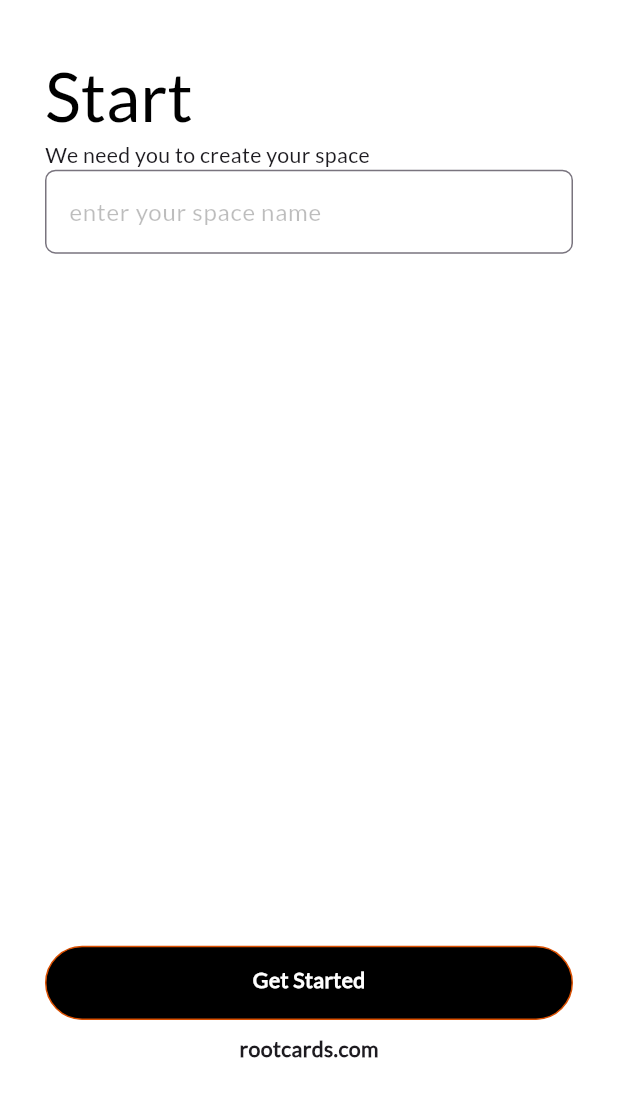
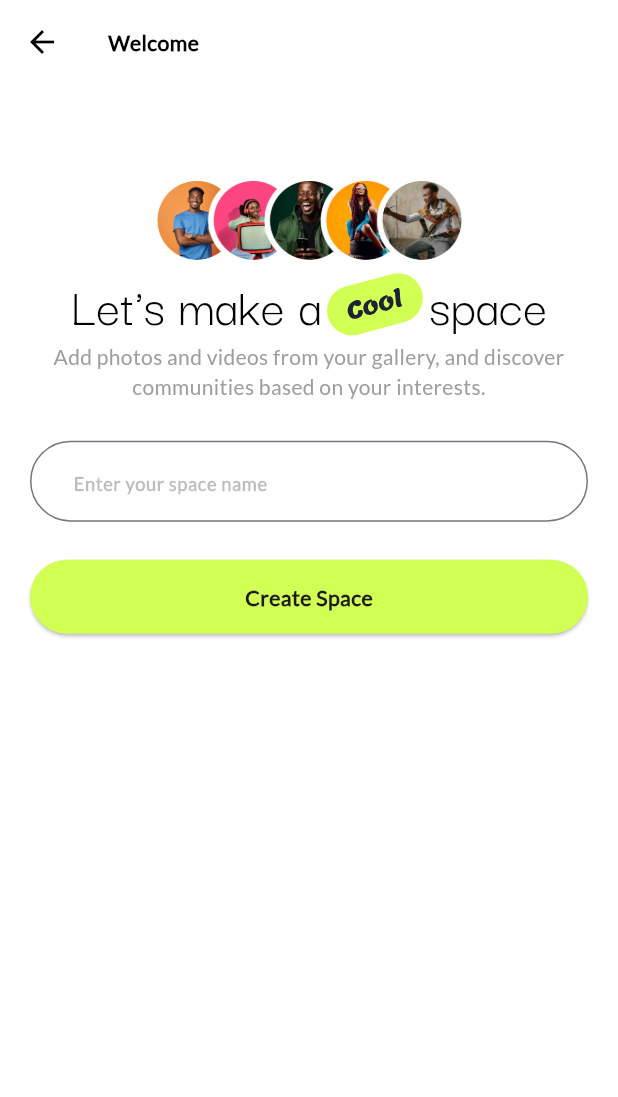
Before and after one commit to Olamidotune/Rootscards, a Flutter app: the SpaceScreen screen opened by its route, on a phone screen of 412 x 824 dp. Shown: the top 1097 px of the screen. Run offline on Flutter 3.47's test engine with Material 3 defaults, Android fonts, the phone set to English and light mode, and no system bars; our stand-ins replace bloc, carousel_slider, device_info_plus, email_validator, equatable, flutter_bloc and 6 more; accounts and stored records are empty.

Commit message:
refactor: update interest screenn to use CreativeCategoriesWidget, refactor Space scree

```diff
--- a/lib/src/presentation/screens/interests/interest.dart
+++ b/lib/src/presentation/screens/interests/interest.dart
@@ -4,6 +4,7 @@ import 'package:flutter/material.dart';
 import 'package:flutter_screenutil/flutter_screenutil.dart';
 import 'package:rootscards/config/colors.dart';
 import 'package:rootscards/config/dimensions.dart';
+import 'package:rootscards/src/presentation/screens/interests/models/creative_categories.dart';
 import 'package:rootscards/src/presentation/screens/interests/models/interest_list.dart';
 import 'package:rootscards/src/presentation/screens/space/space_screen.dart';
 import 'package:rootscards/src/shared/widgets/button.dart';
@@ -104,42 +105,39 @@ class _InterestScreenState extends State<InterestScreen> {
                       ? 0.01.sh
                       : 0.02.sh,
                 ),
-                // Align(
-                //   alignment: Alignment.centerLeft,
-                //   child: Text(
-                //     'Pick your Creative category (Optional)',
-                //     style: Theme.of(context).textTheme.bodyMedium?.copyWith(
-                //           color: BLACK,
-                //           fontWeight: FontWeight.w100,
-                //           fontSize: 14.sp,
-                //         ),
-                //     textAlign: TextAlign.justify,
-                //   ),
-                // ),
-                // AppSpacing.verticalSpaceMedium,
-                // SizedBox(
-                //   height: .3.sh,
-                //   child: GridView.builder(
-                //     controller: _scrollController,
-                //     shrinkWrap: true,
-                //     itemCount: creativeCategories.length,
-                //     itemBuilder: (context, index) {
-                //       final creativeCategory = creativeCategories[index];
-                //       return CreativeCategoriesWidget(
-                //         onTap: () => _toggleCreativeCat(creativeCategory),
-                //         text: creativeCategory,
-                //         isSelected: selectedCreativeCategories
-                //             .contains(creativeCategory),
-                //       );
-                //     },
-                //     gridDelegate: SliverGridDelegateWithFixedCrossAxisCount(
-                //       crossAxisCount: 3,
-                //       childAspectRatio: 2,
-                //       mainAxisSpacing: 7.h,
-                //       crossAxisSpacing: 7.w,
-                //     ),
-                //   ),
-                // ),
+                Align(
+                  alignment: Alignment.centerLeft,
+                  child: Text(
+                    'Pick your Creative category (Optional)',
+                    style: Theme.of(context).textTheme.bodyMedium?.copyWith(
+                          color: BLACK,
+                          fontWeight: FontWeight.w100,
+                          fontSize: 16.sp,
+                        ),
+                    textAlign: TextAlign.justify,
+                  ),
+                ),
+                AppSpacing.verticalSpaceMedium,
+                GridView.builder(
+                  controller: _scrollController,
+                  shrinkWrap: true,
+                  itemCount: creativeCategories.length,
+                  itemBuilder: (context, index) {
+                    final creativeCategory = creativeCategories[index];
+                    return CreativeCategoriesWidget(
+                      onTap: () => _toggleCreativeCat(creativeCategory),
+                      text: creativeCategory,
+                      isSelected:
+                          selectedCreativeCategories.contains(creativeCategory),
+                    );
+                  },
+                  gridDelegate: SliverGridDelegateWithFixedCrossAxisCount(
+                    crossAxisCount: 3,
+                    childAspectRatio: 2,
+                    mainAxisSpacing: 7.h,
+                    crossAxisSpacing: 7.w,
+                  ),
+                ),
                 AppSpacing.verticalSpaceMedium,
                 Button(
                   'Continue',
@@ -170,13 +168,14 @@ class _InterestScreenState extends State<InterestScreen> {
                     });
                   },
                 ),
-
                 AppSpacing.verticalSpaceSmall,
                 GreyButton(
                   'Skip',
                   pill: true,
                   color: GREY,
-                  onPressed: () {},
+                  onPressed: () {
+                    Navigator.of(context).pushNamed(SpaceScreen.routeName);
+                  },
                 ),
               ],
             ),
--- a/lib/src/presentation/screens/space/space_screen.dart
+++ b/lib/src/presentation/screens/space/space_screen.dart
@@ -4,11 +4,13 @@ import 'dart:convert';
 import 'dart:io';
 
 import 'package:flutter/material.dart';
+import 'package:flutter_svg/flutter_svg.dart';
 import 'package:http/http.dart' as http;
 import 'package:rootscards/config/colors.dart';
 import 'package:rootscards/config/dimensions.dart';
 import 'package:rootscards/extensions/build_context.dart';
-import 'package:rootscards/src/shared/widgets/get_started_button.dart';
+import 'package:rootscards/src/shared/widgets/button.dart';
+import 'package:rootscards/src/shared/widgets/custom_text_form_field.dart';
 import 'package:shared_preferences/shared_preferences.dart';
 import 'package:flutter_screenutil/flutter_screenutil.dart';
 
@@ -29,100 +31,104 @@ class _SpaceScreenState extends State<SpaceScreen> {
   @override
   Widget build(BuildContext context) {
     return Scaffold(
+      appBar: AppBar(
+        backgroundColor: Colors.white,
+        elevation: 0,
+        leading: IconButton(
+          onPressed: () => Navigator.pop(context),
+          icon: Icon(
+            Icons.arrow_back,
+            color: Colors.black,
+          ),
+        ),
+        title: Text(
+          'Welcome',
+          style: Theme.of(context).textTheme.bodyMedium?.copyWith(
+                color: Colors.black,
+                fontWeight: FontWeight.bold,
+              ),
+        ),
+      ),
       body: SafeArea(
         child: SingleChildScrollView(
           physics: const BouncingScrollPhysics(),
           child: Padding(
-            padding: const EdgeInsets.all(30.0),
+            padding: const EdgeInsets.symmetric(
+              horizontal: 20,
+            ),
             child: Column(
-              mainAxisAlignment: MainAxisAlignment.start,
-              crossAxisAlignment: CrossAxisAlignment.start,
               children: [
-                SizedBox(
-                  height: 5.h,
-                ),
-                Text(
-                  "Start",
-                  style: context.textTheme.titleLarge?.copyWith(
-                    color: Colors.black,
-                    fontSize: 45,
+                AppSpacing.verticalSpaceHuge,
+                Container(
+                  color: Colors.transparent,
+                  child: Image.asset(
+                    "assets/images/space_avatar.png",
+                    height: 60,
                   ),
                 ),
                 SizedBox(
                   height: 0.5.h,
                 ),
-                const Text(
-                  "We need you to create your space",
+                Row(
+                  mainAxisAlignment: MainAxisAlignment.center,
+                  children: [
+                    Text(
+                      "Let's make a",
+                      style: context.textTheme.bodyMedium?.copyWith(
+                        fontFamily: 'DarkerGrotesque',
+                        color: Colors.black,
+                        fontSize: 36,
+                        fontWeight: FontWeight.normal,
                       ),
+                    ),
+                    SvgPicture.asset(
+                      "assets/svg/cool.svg",
+                      height: 50,
+                    ),
+                    Text(
+                      "space",
+                      style: context.textTheme.bodyMedium?.copyWith(
+                        fontFamily: 'DarkerGrotesque',
+                        color: Colors.black,
+                        fontSize: 36,
+                        fontWeight: FontWeight.normal,
+                      ),
+                    ),
+                  ],
+                ),
+                AppSpacing.horizontalSpaceMedium,
+                Text(
+                  "Add photos and videos from your gallery, and discover communities based on your interests.",
+                  style: context.textTheme.bodyMedium?.copyWith(
+                    color: GREY,
+                    fontWeight: FontWeight.w100,
+                    fontSize: 14,
+                  ),
+                  textAlign: TextAlign.center,
+                ),
+                AppSpacing.verticalSpaceMedium,
                 Form(
                   key: _formKey,
-                  child: AutofillGroup(
-                    child: Column(
-                      children: [
-                        SizedBox(
-                          height: 0.5.h,
-                        ),
-                        TextFormField(
-                          onFieldSubmitted: (_) => _createSpace(
-                            _spaceNameController.text.trim(),
-                          ),
-                          keyboardType: TextInputType.text,
-                          controller: _spaceNameController,
+                  child: CustomTextField(
                     textInputAction: TextInputAction.go,
-                          validator: (value) {
-                            if (value!.isEmpty) {
-                              return "please provide a space name";
+                    hintText: 'Enter your space name',
+                    textInputType: TextInputType.text,
+                    validator: (p0) {
+                      if (p0!.isEmpty) {
+                        return 'Space name cannot be empty';
                       }
                       return null;
                     },
-                          style: const TextStyle(),
-                          autofillHints: const [AutofillHints.email],
-                          decoration: InputDecoration(
-                            hintText: "enter your space name",
-                            hintStyle: const TextStyle(color: Colors.black26),
-                            border: const OutlineInputBorder(
-                              borderRadius: BorderRadius.all(
-                                Radius.circular(7),
                   ),
                 ),
-                            focusedBorder: const OutlineInputBorder(
-                              borderRadius: BorderRadius.all(
-                                Radius.circular(
-                                  7,
-                                ),
-                              ),
-                            ),
-                          ),
-                        ),
-                        SizedBox(
-                          height: MediaQuery.of(context).size.height <=
-                                  MIN_SUPPORTED_SCREEN_HEIGHT
-                              ? MediaQuery.of(context).size.height * 0.45
-                              : MediaQuery.of(context).size.height * 0.56,
-                          // height: MediaQuery.of(context).size.height * 0.56,
-                        ),
-                        GetStartedButton(
-                          busy: _busy,
-                          onTap: () {
+                AppSpacing.verticalSpaceMedium,
+                Button('Create Space', pill: true, busy: _busy, onPressed: () {
                   if (_formKey.currentState!.validate()) {
-                              _createSpace(_spaceNameController.text.trim());
-                              debugPrint(_spaceNameController.text.trim());
+                    _createSpace(
+                      _spaceNameController.text.trim(),
+                    );
                   }
-                          },
-                        ),
-                        SizedBox(
-                            height: MediaQuery.of(context).size.height <=
-                                    MIN_SUPPORTED_SCREEN_HEIGHT
-                                ? MediaQuery.of(context).size.height * 0.03
-                                : MediaQuery.of(context).size.height / 95),
-                        const Text(
-                          "rootcards.com",
-                          style: TextStyle(fontWeight: FontWeight.w600),
-                        )
-                      ],
-                    ),
-                  ),
-                ),
+                }),
               ],
             ),
           ),
```
Also changed, not shown: assets/images/space_avatar.png (added), assets/svg/cool.svg (added). Lines whose indentation alone changed are shown as unchanged.
